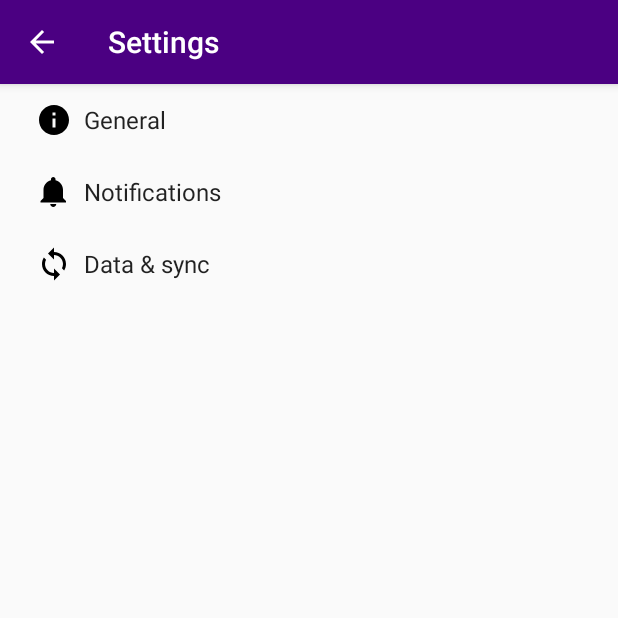
After one commit to Pizzamanden/kalenderapp_2, an Android app: the SettingsActivity screen opened directly, with no data from a screen before it, on a phone screen of 412 x 824 dp, the top half of it. The commit adds this screen. Run offline under Robolectric (Android 15) with nearby library versions, the phone set to English and light mode, and no system bars; Roboto replaces fonts that are not available here.

Commit message:
new files

```diff
--- a/app/build.gradle
+++ b/app/build.gradle
@@ -9,6 +9,7 @@ android {
         versionCode 1
         versionName "1.0"
         testInstrumentationRunner "android.support.test.runner.AndroidJUnitRunner"
+        vectorDrawables.useSupportLibrary = true
     }
     buildTypes {
         release {
@@ -22,12 +23,13 @@ dependencies {
     implementation fileTree(dir: 'libs', include: ['*.jar'])
     implementation 'com.android.support:appcompat-v7:28.0.0'
     implementation 'com.android.support.constraint:constraint-layout:1.1.3'
+    implementation 'com.android.support:support-v4:28.0.0'
+    implementation 'com.android.support:support-vector-drawable:28.0.0'
     testImplementation 'junit:junit:4.12'
     androidTestImplementation 'com.android.support.test:runner:1.0.2'
     androidTestImplementation 'com.android.support.test.espresso:espresso-core:3.0.2'
     // More Widgets
     implementation 'com.android.support:design:28.0.0'
-
 
     //RecyclerView
     implementation 'com.android.support:recyclerview-v7:28.0.0'
--- /dev/null
+++ b/app/src/main/java/com/example/peter/app2/AppCompatPreferenceActivity.java
@@ -0,0 +1,109 @@
+package com.example.peter.app2;
+
+import android.content.res.Configuration;
+import android.os.Bundle;
+import android.preference.PreferenceActivity;
+import android.support.annotation.LayoutRes;
+import android.support.annotation.Nullable;
+import android.support.v7.app.ActionBar;
+import android.support.v7.app.AppCompatDelegate;
+import android.support.v7.widget.Toolbar;
+import android.view.MenuInflater;
+import android.view.View;
+import android.view.ViewGroup;
+
+/**
+ * A {@link android.preference.PreferenceActivity} which implements and proxies the necessary calls
+ * to be used with AppCompat.
+ */
+public abstract class AppCompatPreferenceActivity extends PreferenceActivity {
+
+    private AppCompatDelegate mDelegate;
+
+    @Override
+    protected void onCreate(Bundle savedInstanceState) {
+        getDelegate().installViewFactory();
+        getDelegate().onCreate(savedInstanceState);
+        super.onCreate(savedInstanceState);
+    }
+
+    @Override
+    protected void onPostCreate(Bundle savedInstanceState) {
+        super.onPostCreate(savedInstanceState);
+        getDelegate().onPostCreate(savedInstanceState);
+    }
+
+    public ActionBar getSupportActionBar() {
+        return getDelegate().getSupportActionBar();
+    }
+
+    public void setSupportActionBar(@Nullable Toolbar toolbar) {
+        getDelegate().setSupportActionBar(toolbar);
+    }
+
+    @Override
+    public MenuInflater getMenuInflater() {
+        return getDelegate().getMenuInflater();
+    }
+
+    @Override
+    public void setContentView(@LayoutRes int layoutResID) {
+        getDelegate().setContentView(layoutResID);
+    }
+
+    @Override
+    public void setContentView(View view) {
+        getDelegate().setContentView(view);
+    }
+
+    @Override
+    public void setContentView(View view, ViewGroup.LayoutParams params) {
+        getDelegate().setContentView(view, params);
+    }
+
+    @Override
+    public void addContentView(View view, ViewGroup.LayoutParams params) {
+        getDelegate().addContentView(view, params);
+    }
+
+    @Override
+    protected void onPostResume() {
+        super.onPostResume();
+        getDelegate().onPostResume();
+    }
+
+    @Override
+    protected void onTitleChanged(CharSequence title, int color) {
+        super.onTitleChanged(title, color);
+        getDelegate().setTitle(title);
+    }
+
+    @Override
+    public void onConfigurationChanged(Configuration newConfig) {
+        super.onConfigurationChanged(newConfig);
+        getDelegate().onConfigurationChanged(newConfig);
+    }
+
+    @Override
+    protected void onStop() {
+        super.onStop();
+        getDelegate().onStop();
+    }
+
+    @Override
+    protected void onDestroy() {
+        super.onDestroy();
+        getDelegate().onDestroy();
+    }
+
+    public void invalidateOptionsMenu() {
+        getDelegate().invalidateOptionsMenu();
+    }
+
+    private AppCompatDelegate getDelegate() {
+        if (mDelegate == null) {
+            mDelegate = AppCompatDelegate.create(this, null);
+        }
+        return mDelegate;
+    }
+}
--- /dev/null
+++ b/app/src/main/res/drawable/ic_info_black_24dp.xml
@@ -0,0 +1,9 @@
+<vector xmlns:android="http://schemas.android.com/apk/res/android"
+    android:width="24dp"
+    android:height="24dp"
+    android:viewportWidth="24.0"
+    android:viewportHeight="24.0">
+    <path
+        android:fillColor="#FF000000"
+        android:pathData="M12,2C6.48,2 2,6.48 2,12s4.48,10 10,10 10,-4.48 10,-10S17.52,2 12,2zm1,15h-2v-6h2v6zm0,-8h-2V7h2v2z" />
+</vector>
--- /dev/null
+++ b/app/src/main/res/drawable/ic_notifications_black_24dp.xml
@@ -0,0 +1,9 @@
+<vector xmlns:android="http://schemas.android.com/apk/res/android"
+    android:width="24dp"
+    android:height="24dp"
+    android:viewportWidth="24.0"
+    android:viewportHeight="24.0">
+    <path
+        android:fillColor="#FF000000"
+        android:pathData="M11.5,22c1.1,0 2,-0.9 2,-2h-4c0,1.1 0.9,2 2,2zm6.5,-6v-5.5c0,-3.07 -2.13,-5.64 -5,-6.32V3.5c0,-0.83 -0.67,-1.5 -1.5,-1.5S10,2.67 10,3.5v0.68c-2.87,0.68 -5,3.25 -5,6.32V16l-2,2v1h17v-1l-2,-2z" />
+</vector>
--- /dev/null
+++ b/app/src/main/res/drawable/ic_sync_black_24dp.xml
@@ -0,0 +1,9 @@
+<vector xmlns:android="http://schemas.android.com/apk/res/android"
+    android:width="24dp"
+    android:height="24dp"
+    android:viewportWidth="24.0"
+    android:viewportHeight="24.0">
+    <path
+        android:fillColor="#FF000000"
+        android:pathData="M12 4V1L8 5l4 4V6c3.31 0 6 2.69 6 6 0 1.01,-.25 1.97,-.7 2.8l1.46 1.46C19.54 15.03 20 13.57 20 12c0,-4.42,-3.58,-8,-8,-8zm0 14c-3.31 0,-6,-2.69,-6,-6 0,-1.01.25,-1.97.7,-2.8L5.24 7.74C4.46 8.97 4 10.43 4 12c0 4.42 3.58 8 8 8v3l4,-4,-4,-4v3z" />
+</vector>
--- a/app/src/main/res/values/strings.xml
+++ b/app/src/main/res/values/strings.xml
@@ -46,4 +46,82 @@
     <string name="week">Week</string>
 
 
+    <string name="menuAddEvent">Add Event</string>
+    <string name="menuMySchedule">See Events</string>
+    <string name="menuSettings">Settings</string>
+    <string name="menuExit">Exit</string>
+    <string name="title_activity_settings">Settings</string>
+
+    <!-- Strings related to Settings -->
+
+    <!-- Example General settings -->
+    <string name="pref_header_general">General</string>
+
+    <string name="pref_title_social_recommendations">Enable social recommendations</string>
+    <string name="pref_description_social_recommendations">Recommendations for people to contact
+        based on your message history
+    </string>
+
+    <string name="pref_title_display_name">Display name</string>
+    <string name="pref_default_display_name">John Smith</string>
+
+    <string name="pref_title_add_friends_to_messages">Add friends to messages</string>
+    <string-array name="pref_example_list_titles">
+        <item>Always</item>
+        <item>When possible</item>
+        <item>Never</item>
+    </string-array>
+    <string-array name="pref_example_list_values">
+        <item>1</item>
+        <item>0</item>
+        <item>-1</item>
+    </string-array>
+
+    <!-- Example settings for Data & Sync -->
+    <string name="pref_header_data_sync">Data &amp; sync</string>
+
+    <string name="pref_title_sync_frequency">Sync frequency</string>
+    <string-array name="pref_sync_frequency_titles">
+        <item>15 minutes</item>
+        <item>30 minutes</item>
+        <item>1 hour</item>
+        <item>3 hours</item>
+        <item>6 hours</item>
+        <item>Never</item>
+    </string-array>
+    <string-array name="pref_sync_frequency_values">
+        <item>15</item>
+        <item>30</item>
+        <item>60</item>
+        <item>180</item>
+        <item>360</item>
+        <item>-1</item>
+    </string-array>
+
+    <string-array name="list_preference_entries">
+        <item>Entry 1</item>
+        <item>Entry 2</item>
+        <item>Entry 3</item>
+    </string-array>
+
+    <string-array name="list_preference_entry_values">
+        <item>1</item>
+        <item>2</item>
+        <item>3</item>
+    </string-array>
+
+    <string-array name="multi_select_list_preference_default_value" />
+
+    <string name="pref_title_system_sync_settings">System sync settings</string>
+
+    <!-- Example settings for Notifications -->
+    <string name="pref_header_notifications">Notifications</string>
+
+    <string name="pref_title_new_message_notifications">New message notifications</string>
+
+    <string name="pref_title_ringtone">Ringtone</string>
+    <string name="pref_ringtone_silent">Silent</string>
+
+    <string name="pref_title_vibrate">Vibrate</string>
+
 </resources>
--- /dev/null
+++ b/app/src/main/res/xml/pref_data_sync.xml
@@ -0,0 +1,21 @@
+<PreferenceScreen xmlns:android="http://schemas.android.com/apk/res/android">
+
+    <!-- NOTE: Hide buttons to simplify the UI. Users can touch outside the dialog to
+         dismiss it. -->
+    <!-- NOTE: ListPreference's summary should be set to its value by the activity code. -->
+    <ListPreference
+        android:defaultValue="180"
+        android:entries="@array/pref_sync_frequency_titles"
+        android:entryValues="@array/pref_sync_frequency_values"
+        android:key="sync_frequency"
+        android:negativeButtonText="@null"
+        android:positiveButtonText="@null"
+        android:title="@string/pref_title_sync_frequency" />
+
+    <!-- This preference simply launches an intent when selected. Use this UI sparingly, per
+         design guidelines. -->
+    <Preference android:title="@string/pref_title_system_sync_settings">
+        <intent android:action="android.settings.SYNC_SETTINGS" />
+    </Preference>
+
+</PreferenceScreen>
--- /dev/null
+++ b/app/src/main/res/xml/pref_general.xml
@@ -0,0 +1,33 @@
+<PreferenceScreen xmlns:android="http://schemas.android.com/apk/res/android">
+
+    <SwitchPreference
+        android:defaultValue="true"
+        android:key="example_switch"
+        android:summary="@string/pref_description_social_recommendations"
+        android:title="@string/pref_title_social_recommendations" />
+
+    <!-- NOTE: EditTextPreference accepts EditText attributes. -->
+    <!-- NOTE: EditTextPreference's summary should be set to its value by the activity code. -->
+    <EditTextPreference
+        android:capitalize="words"
+        android:defaultValue="@string/pref_default_display_name"
+        android:inputType="textCapWords"
+        android:key="example_text"
+        android:maxLines="1"
+        android:selectAllOnFocus="true"
+        android:singleLine="true"
+        android:title="@string/pref_title_display_name" />
+
+    <!-- NOTE: Hide buttons to simplify the UI. Users can touch outside the dialog to
+         dismiss it. -->
+    <!-- NOTE: ListPreference's summary should be set to its value by the activity code. -->
+    <ListPreference
+        android:defaultValue="-1"
+        android:entries="@array/pref_example_list_titles"
+        android:entryValues="@array/pref_example_list_values"
+        android:key="example_list"
+        android:negativeButtonText="@null"
+        android:positiveButtonText="@null"
+        android:title="@string/pref_title_add_friends_to_messages" />
+
+</PreferenceScreen>
--- /dev/null
+++ b/app/src/main/res/xml/pref_headers.xml
@@ -0,0 +1,20 @@
+<preference-headers xmlns:android="http://schemas.android.com/apk/res/android">
+
+    <!-- These settings headers are only used on tablets. -->
+
+    <header
+        android:fragment="com.example.peter.app2.SettingsActivity$GeneralPreferenceFragment"
+        android:icon="@drawable/ic_info_black_24dp"
+        android:title="@string/pref_header_general" />
+
+    <header
+        android:fragment="com.example.peter.app2.SettingsActivity$NotificationPreferenceFragment"
+        android:icon="@drawable/ic_notifications_black_24dp"
+        android:title="@string/pref_header_notifications" />
+
+    <header
+        android:fragment="com.example.peter.app2.SettingsActivity$DataSyncPreferenceFragment"
+        android:icon="@drawable/ic_sync_black_24dp"
+        android:title="@string/pref_header_data_sync" />
+
+</preference-headers>
--- /dev/null
+++ b/app/src/main/res/xml/pref_notification.xml
@@ -0,0 +1,27 @@
+<PreferenceScreen xmlns:android="http://schemas.android.com/apk/res/android">
+
+    <!-- A 'parent' preference, which enables/disables child preferences (below)
+         when checked/unchecked. -->
+    <SwitchPreference
+        android:defaultValue="true"
+        android:key="notifications_new_message"
+        android:title="@string/pref_title_new_message_notifications" />
+
+    <!-- Allows the user to choose a ringtone in the 'notification' category. -->
+    <!-- NOTE: This preference will be enabled only when the checkbox above is checked. -->
+    <!-- NOTE: RingtonePreference's summary should be set to its value by the activity code. -->
+    <RingtonePreference
+        android:defaultValue="content://settings/system/notification_sound"
+        android:dependency="notifications_new_message"
+        android:key="notifications_new_message_ringtone"
+        android:ringtoneType="notification"
+        android:title="@string/pref_title_ringtone" />
+
+    <!-- NOTE: This preference will be enabled only when the checkbox above is checked. -->
+    <SwitchPreference
+        android:defaultValue="true"
+        android:dependency="notifications_new_message"
+        android:key="notifications_new_message_vibrate"
+        android:title="@string/pref_title_vibrate" />
+
+</PreferenceScreen>
```
Also changed, not shown: app/src/main/AndroidManifest.xml (+8 -1 lines), app/src/main/java/com/example/peter/app2/AddEvent.java (added, +13 -0 lines), app/src/main/java/com/example/peter/app2/DrawerMenuButtons.java (added, +21 -0 lines), app/src/main/java/com/example/peter/app2/SeeEvents.java (added, +13 -0 lines), app/src/main/java/com/example/peter/app2/SettingsActivity.java (added, +254 -0 lines), app/src/main/res/layout/activity_add_event.xml (added, +9 -0 lines), app/src/main/res/layout/activity_see_events.xml (added, +9 -0 lines), app/src/main/res/menu/navigation_menu.xml (+10 -5 lines).
